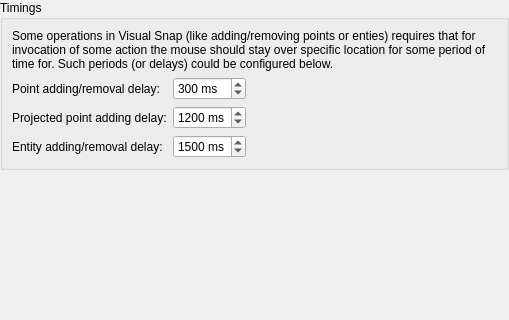
Old version of the form librecad/src/ui/dialogs/settings/options_drafting/pages/lc_settings_page_drafting_behavior_snap_visual_timing.ui in the repository sand1024/LibreCAD; both pictures show x 0 to 509 and y 0 to 320 of the 509 by 1084 pixel window.
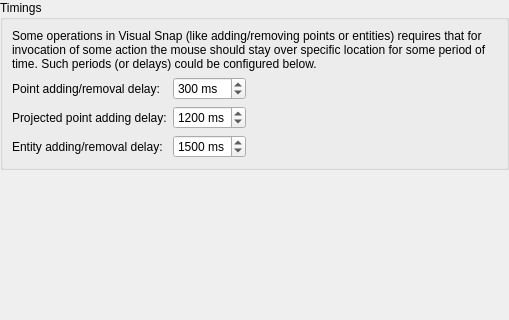
New version of the form.

```diff
--- a/librecad/src/ui/dialogs/settings/options_drafting/pages/lc_settings_page_drafting_behavior_snap_visual_timing.ui
+++ b/librecad/src/ui/dialogs/settings/options_drafting/pages/lc_settings_page_drafting_behavior_snap_visual_timing.ui
@@ -142,7 +142,7 @@
       <item row="0" column="0" colspan="3">
        <widget class="QLabel" name="label_4">
         <property name="text">
-         <string>Some operations in Visual Snap (like adding/removing points or enties) requires that for invocation of some action the mouse should stay over specific location for some period of time for. Such periods (or delays) could be configured below.</string>
+         <string>Some operations in Visual Snap (like adding/removing points or entities) requires that for invocation of some action the mouse should stay over specific location for some period of time. Such periods (or delays) could be configured below.</string>
         </property>
         <property name="wordWrap">
          <bool>true</bool>
```
